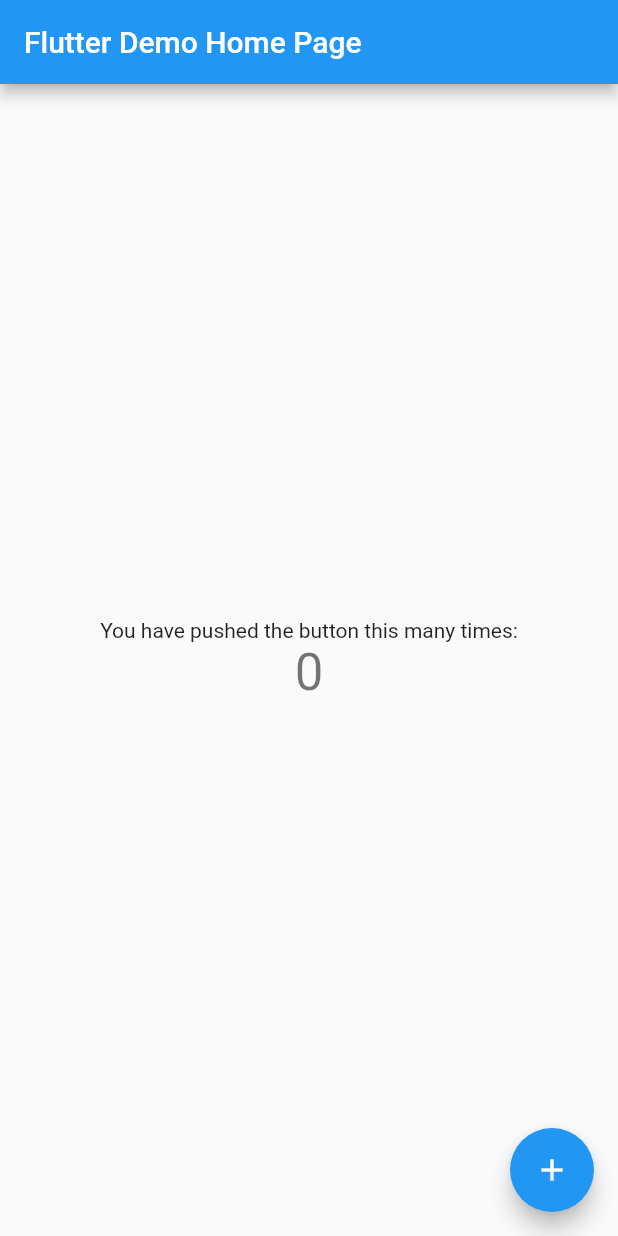
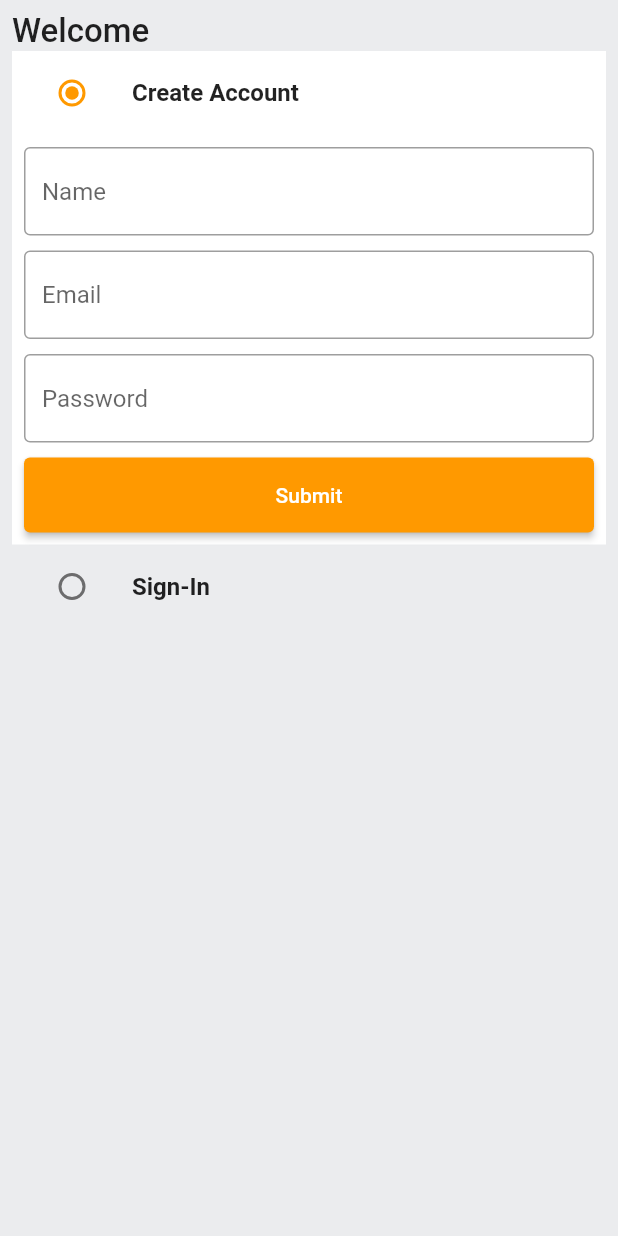
Before and after one commit to arifwp/amazon_clone, a Flutter app: the screen it shows after launch, on a phone screen of 412 x 824 dp. Run offline on Flutter 3.47's test engine with Material 2 defaults, Android fonts, the phone set to English and light mode, and no system bars.

Commit message:
add auth_screen

```diff
--- /dev/null
+++ b/lib/common/widgets/custom_button.dart
@@ -0,0 +1,20 @@
+import 'package:flutter/material.dart';
+
+class CustomButton extends StatelessWidget {
+  final String text;
+  final VoidCallback onTap;
+  const CustomButton({super.key, required this.text, required this.onTap});
+
+  @override
+  Widget build(BuildContext context) {
+    return ElevatedButton(
+      onPressed: onTap,
+      child: Text(
+        'Submit',
+      ),
+      style: ElevatedButton.styleFrom(
+        minimumSize: const Size(double.infinity, 50),
+      ),
+    );
+  }
+}
--- /dev/null
+++ b/lib/common/widgets/custom_textfield.dart
@@ -0,0 +1,29 @@
+import 'package:flutter/material.dart';
+
+class CustomTextField extends StatelessWidget {
+  final TextEditingController controller;
+  final String hintText;
+  const CustomTextField({
+    super.key,
+    required this.controller,
+    required this.hintText,
+  });
+
+  @override
+  Widget build(BuildContext context) {
+    return TextFormField(
+      controller: controller,
+      decoration: InputDecoration(
+          hintText: hintText,
+          border: const OutlineInputBorder(
+              borderSide: BorderSide(
+            color: Colors.black38,
+          )),
+          enabledBorder: const OutlineInputBorder(
+              borderSide: BorderSide(
+            color: Colors.black38,
+          ))),
+      validator: (value) {},
+    );
+  }
+}
--- /dev/null
+++ b/lib/constants/global_variable.dart
@@ -0,0 +1,52 @@
+import 'package:flutter/material.dart';
+
+String uri = 'http://<yourip>:3000';
+
+class GlobalVariables {
+  // COLORS
+  static const appBarGradient = LinearGradient(
+    colors: [
+      Color.fromARGB(255, 29, 201, 192),
+      Color.fromARGB(255, 125, 221, 216),
+    ],
+    stops: [0.5, 1.0],
+  );
+
+  static const secondaryColor = Color.fromRGBO(255, 153, 0, 1);
+  static const backgroundColor = Colors.white;
+  static const Color greyBackgroundCOlor = Color(0xffebecee);
+  static var selectedNavBarColor = Colors.cyan[800]!;
+  static const unselectedNavBarColor = Colors.black87;
+
+  // STATIC IMAGES
+  static const List<String> carouselImages = [
+    'https://images-eu.ssl-images-amazon.com/images/G/31/img21/Wireless/WLA/TS/D37847648_Accessories_savingdays_Jan22_Cat_PC_1500.jpg',
+    'https://images-eu.ssl-images-amazon.com/images/G/31/img2021/Vday/bwl/English.jpg',
+    'https://images-eu.ssl-images-amazon.com/images/G/31/img22/Wireless/AdvantagePrime/BAU/14thJan/D37196025_IN_WL_AdvantageJustforPrime_Jan_Mob_ingress-banner_1242x450.jpg',
+    'https://images-na.ssl-images-amazon.com/images/G/31/Symbol/2020/00NEW/1242_450Banners/PL31_copy._CB432483346_.jpg',
+    'https://images-na.ssl-images-amazon.com/images/G/31/img21/shoes/September/SSW/pc-header._CB641971330_.jpg',
+  ];
+
+  static const List<Map<String, String>> categoryImages = [
+    {
+      'title': 'Mobiles',
+      'image': 'assets/images/mobiles.jpeg',
+    },
+    {
+      'title': 'Essentials',
+      'image': 'assets/images/essentials.jpeg',
+    },
+    {
+      'title': 'Appliances',
+      'image': 'assets/images/appliances.jpeg',
+    },
+    {
+      'title': 'Books',
+      'image': 'assets/images/books.jpeg',
+    },
+    {
+      'title': 'Fashion',
+      'image': 'assets/images/fashion.jpeg',
+    },
+  ];
+}
--- /dev/null
+++ b/lib/features/auth/screens/auth_screen.dart
@@ -0,0 +1,168 @@
+import 'package:amazon_clone/common/widgets/custom_button.dart';
+import 'package:amazon_clone/common/widgets/custom_textfield.dart';
+import 'package:amazon_clone/constants/global_variable.dart';
+import 'package:flutter/material.dart';
+
+enum Auth {
+  signin,
+  signup,
+}
+
+class AuthScreen extends StatefulWidget {
+  static const String routeName = '/auth-screen';
+  const AuthScreen({super.key});
+
+  @override
+  State<AuthScreen> createState() => _AuthScreenState();
+}
+
+class _AuthScreenState extends State<AuthScreen> {
+  Auth _auth = Auth.signup;
+  final _signUpFormKey = GlobalKey<FormState>();
+  final _signInFormKey = GlobalKey<FormState>();
+  final TextEditingController _emailController = TextEditingController();
+  final TextEditingController _passwordController = TextEditingController();
+  final TextEditingController _nameController = TextEditingController();
+
+  @override
+  void dispose() {
+    // TODO: implement dispose
+    super.dispose();
+    _emailController.dispose();
+    _passwordController.dispose();
+    _nameController.dispose();
+  }
+
+  @override
+  Widget build(BuildContext context) {
+    return Scaffold(
+      backgroundColor: GlobalVariables.greyBackgroundCOlor,
+      body: SafeArea(
+        child: Padding(
+          padding: const EdgeInsets.all(8.0),
+          child: Column(
+            crossAxisAlignment: CrossAxisAlignment.start,
+            children: [
+              const Text(
+                'Welcome',
+                style: TextStyle(
+                  fontSize: 22,
+                  fontWeight: FontWeight.w500,
+                ),
+              ),
+              ListTile(
+                tileColor: _auth == Auth.signup
+                    ? GlobalVariables.backgroundColor
+                    : GlobalVariables.greyBackgroundCOlor,
+                title: const Text(
+                  'Create Account',
+                  style: TextStyle(
+                    fontWeight: FontWeight.bold,
+                  ),
+                ),
+                leading: Radio(
+                  activeColor: GlobalVariables.secondaryColor,
+                  value: Auth.signup,
+                  groupValue: _auth,
+                  onChanged: (Auth? val) {
+                    setState(() {
+                      _auth = val!;
+                    });
+                  },
+                ),
+              ),
+              if (_auth == Auth.signup)
+                Container(
+                  padding: const EdgeInsets.all(8),
+                  color: GlobalVariables.backgroundColor,
+                  child: Form(
+                    key: _signUpFormKey,
+                    child: Column(
+                      children: [
+                        CustomTextField(
+                          controller: _nameController,
+                          hintText: 'Name',
+                        ),
+                        const SizedBox(
+                          height: 10,
+                        ),
+                        CustomTextField(
+                          controller: _emailController,
+                          hintText: 'Email',
+                        ),
+                        const SizedBox(
+                          height: 10,
+                        ),
+                        CustomTextField(
+                          controller: _passwordController,
+                          hintText: 'Password',
+                        ),
+                        const SizedBox(
+                          height: 10,
+                        ),
+                        CustomButton(
+                          text: 'Sign Up',
+                          onTap: () {},
+                        ),
+                      ],
+                    ),
+                  ),
+                ),
+              ListTile(
+                tileColor: _auth == Auth.signin
+                    ? GlobalVariables.backgroundColor
+                    : GlobalVariables.greyBackgroundCOlor,
+                title: const Text(
+                  'Sign-In',
+                  style: TextStyle(
+                    fontWeight: FontWeight.bold,
+                  ),
+                ),
+                leading: Radio(
+                  activeColor: GlobalVariables.secondaryColor,
+                  value: Auth.signin,
+                  groupValue: _auth,
+                  onChanged: (Auth? val) {
+                    setState(() {
+                      _auth = val!;
+                    });
+                  },
+                ),
+              ),
+              if (_auth == Auth.signin)
+                Container(
+                  padding: const EdgeInsets.all(8),
+                  color: GlobalVariables.backgroundColor,
+                  child: Form(
+                    key: _signUpFormKey,
+                    child: Column(
+                      children: [
+                        CustomTextField(
+                          controller: _emailController,
+                          hintText: 'Email',
+                        ),
+                        const SizedBox(
+                          height: 10,
+                        ),
+                        CustomTextField(
+                          controller: _passwordController,
+                          hintText: 'Password',
+                        ),
+                        const SizedBox(
+                          height: 10,
+                        ),
+                        CustomButton(
+                          text: 'Sign In',
+                          onTap: () {},
+                        ),
+                      ],
+                    ),
+                  ),
+                ),
+            ],
+          ),
+        ),
+      ),
+    );
+  }
+}
--- a/lib/main.dart
+++ b/lib/main.dart
@@ -1,3 +1,6 @@
+import 'package:amazon_clone/constants/global_variable.dart';
+import 'package:amazon_clone/features/auth/screens/auth_screen.dart';
+import 'package:amazon_clone/router.dart';
 import 'package:flutter/material.dart';
 
 void main() {
@@ -7,109 +10,24 @@ void main() {
 class MyApp extends StatelessWidget {
   const MyApp({super.key});
 
-  // This widget is the root of your application.
   @override
   Widget build(BuildContext context) {
     return MaterialApp(
       title: 'Flutter Demo',
       theme: ThemeData(
-        // This is the theme of your application.
-        //
-        // Try running your application with "flutter run". You'll see the
-        // application has a blue toolbar. Then, without quitting the app, try
-        // changing the primarySwatch below to Colors.green and then invoke
-        // "hot reload" (press "r" in the console where you ran "flutter run",
-        // or simply save your changes to "hot reload" in a Flutter IDE).
-        // Notice that the counter didn't reset back to zero; the application
-        // is not restarted.
-        primarySwatch: Colors.blue,
+        colorScheme: const ColorScheme.light(
+          primary: GlobalVariables.secondaryColor,
+        ),
+        scaffoldBackgroundColor: GlobalVariables.backgroundColor,
+        appBarTheme: const AppBarTheme(
+          elevation: 0,
+          iconTheme: IconThemeData(
+            color: Colors.black,
+          ),
+        ),
       ),
-      home: const MyHomePage(title: 'Flutter Demo Home Page'),
+      onGenerateRoute: (settings) => generateRoute(settings),
+      home: const AuthScreen(),
     );
   }
 }
-
-class MyHomePage extends StatefulWidget {
-  const MyHomePage({super.key, required this.title});
-
-  // This widget is the home page of your application. It is stateful, meaning
-  // that it has a State object (defined below) that contains fields that affect
-  // how it looks.
-
-  // This class is the configuration for the state. It holds the values (in this
-  // case the title) provided by the parent (in this case the App widget) and
-  // used by the build method of the State. Fields in a Widget subclass are
-  // always marked "final".
-
-  final String title;
-
-  @override
-  State<MyHomePage> createState() => _MyHomePageState();
-}
-
-class _MyHomePageState extends State<MyHomePage> {
-  int _counter = 0;
-
-  void _incrementCounter() {
-    setState(() {
-      // This call to setState tells the Flutter framework that something has
-      // changed in this State, which causes it to rerun the build method below
-      // so that the display can reflect the updated values. If we changed
-      // _counter without calling setState(), then the build method would not be
-      // called again, and so nothing would appear to happen.
-      _counter++;
-    });
-  }
-
-  @override
-  Widget build(BuildContext context) {
-    // This method is rerun every time setState is called, for instance as done
-    // by the _incrementCounter method above.
-    //
-    // The Flutter framework has been optimized to make rerunning build methods
-    // fast, so that you can just rebuild anything that needs updating rather
-    // than having to individually change instances of widgets.
-    return Scaffold(
-      appBar: AppBar(
-        // Here we take the value from the MyHomePage object that was created by
-        // the App.build method, and use it to set our appbar title.
-        title: Text(widget.title),
-      ),
-      body: Center(
-        // Center is a layout widget. It takes a single child and positions it
-        // in the middle of the parent.
-        child: Column(
-          // Column is also a layout widget. It takes a list of children and
-          // arranges them vertically. By default, it sizes itself to fit its
-          // children horizontally, and tries to be as tall as its parent.
-          //
-          // Invoke "debug painting" (press "p" in the console, choose the
-          // "Toggle Debug Paint" action from the Flutter Inspector in Android
-          // Studio, or the "Toggle Debug Paint" command in Visual Studio Code)
-          // to see the wireframe for each widget.
-          //
-          // Column has various properties to control how it sizes itself and
-          // how it positions its children. Here we use mainAxisAlignment to
-          // center the children vertically; the main axis here is the vertical
-          // axis because Columns are vertical (the cross axis would be
-          // horizontal).
-          mainAxisAlignment: MainAxisAlignment.center,
-          children: <Widget>[
-            const Text(
-              'You have pushed the button this many times:',
-            ),
-            Text(
-              '$_counter',
-              style: Theme.of(context).textTheme.headlineMedium,
-            ),
-          ],
-        ),
-      ),
-      floatingActionButton: FloatingActionButton(
-        onPressed: _incrementCounter,
-        tooltip: 'Increment',
-        child: const Icon(Icons.add),
-      ), // This trailing comma makes auto-formatting nicer for build methods.
-    );
-  }
-}
--- /dev/null
+++ b/lib/router.dart
@@ -0,0 +1,22 @@
+import 'package:amazon_clone/features/auth/screens/auth_screen.dart';
+import 'package:flutter/material.dart';
+
+Route<dynamic>? generateRoute(RouteSettings routeSettings) {
+  switch (routeSettings.name) {
+    case AuthScreen.routeName:
+      return MaterialPageRoute(
+        builder: (_) => const AuthScreen(),
+      );
+    default:
+      return MaterialPageRoute(
+        settings: routeSettings,
+        builder: (_) => const Scaffold(
+          body: Center(
+            child: Text(
+              'Screen doesnt exist',
+            ),
+          ),
+        ),
+      );
+  }
+}
```
